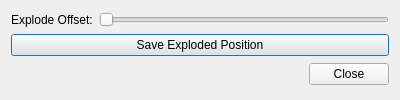
Before: the Qt Designer form resources/ui/explode_links_dialog.ui in drfenixion/freecad.robotcad, drawn with Qt 5.
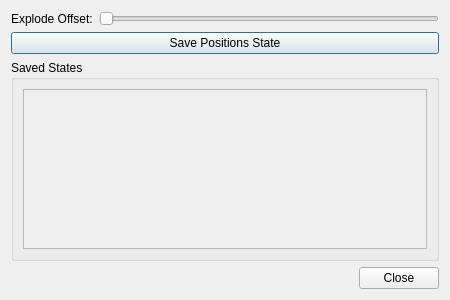
After: the same form once the commit is applied.

Commit message: add position states to explode view

```diff
--- a/resources/ui/explode_links_dialog.ui
+++ b/resources/ui/explode_links_dialog.ui
@@ -6,8 +6,8 @@
    <rect>
     <x>0</x>
     <y>0</y>
-    <width>400</width>
-    <height>100</height>
+    <width>450</width>
+    <height>300</height>
    </rect>
   </property>
   <property name="windowTitle">
@@ -44,10 +44,43 @@
    <item>
     <widget class="QPushButton" name="save_button">
      <property name="text">
-      <string>Save Exploded Position</string>
+      <string>Save Positions State</string>
      </property>
     </widget>
    </item>
+   <item>
+    <widget class="QGroupBox" name="states_group_box">
+     <property name="title">
+      <string>Saved States</string>
+     </property>
+     <layout class="QVBoxLayout" name="states_layout">
+      <item>
+       <widget class="QScrollArea" name="states_scroll_area">
+        <property name="widgetResizable">
+         <bool>true</bool>
+        </property>
+        <widget class="QWidget" name="states_scroll_contents">
+         <layout class="QVBoxLayout" name="states_scroll_layout">
+          <item>
+           <spacer name="states_spacer">
+            <property name="orientation">
+             <enum>Qt::Vertical</enum>
+            </property>
+            <property name="sizeHint" stdset="0">
+             <size>
+              <width>0</width>
+              <height>0</height>
+             </size>
+            </property>
+           </spacer>
+          </item>
+         </layout>
+        </widget>
+       </widget>
+      </item>
+     </layout>
+    </widget>
+   </item>
    <item>
     <widget class="QDialogButtonBox" name="button_box">
      <property name="orientation">
```
The commit also changes 2 other files.
